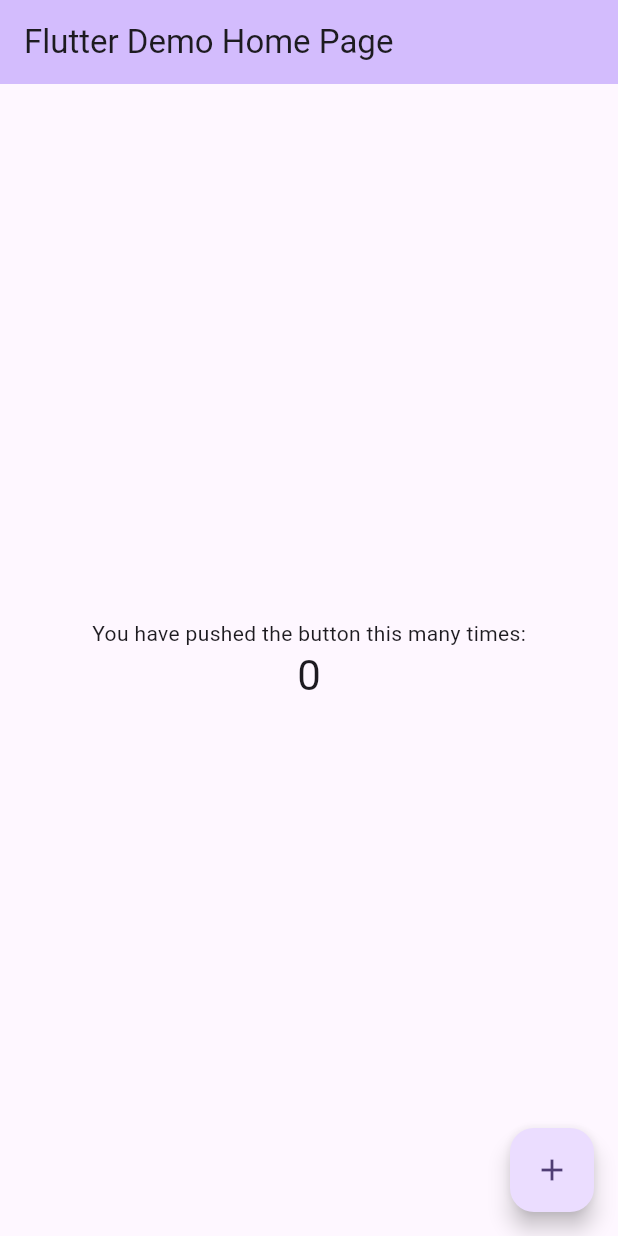
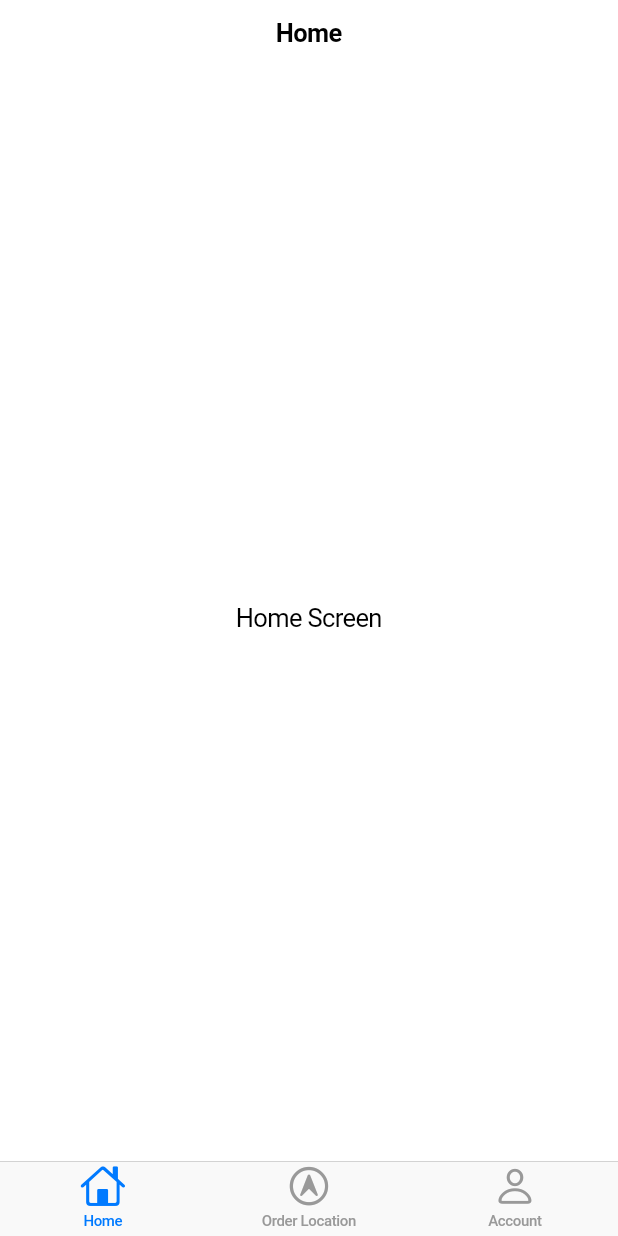
Before and after one commit to Kayraakbas/HasGel, a Flutter app: the screen it shows after launch, on a phone screen of 412 x 824 dp. Run offline on Flutter 3.47's test engine with Material 3 defaults, Android fonts, the phone set to English and light mode, and no system bars.

Commit message:
2.change

```diff
--- /dev/null
+++ b/lib/ViewModels/TabBarViewModel.dart
@@ -0,0 +1,12 @@
+import 'package:flutter/cupertino.dart';
+
+class TabBarViewModel extends ChangeNotifier {
+  int _selectedIndex = 0;
+
+  int get selectedIndex => _selectedIndex;
+
+  void setSelectedIndex(int index) {
+    _selectedIndex = index;
+    notifyListeners();
+  }
+}
--- /dev/null
+++ b/lib/Views/HomeView.dart
@@ -0,0 +1,13 @@
+import 'package:flutter/cupertino.dart';
+
+class HomeView extends StatelessWidget {
+  @override
+  Widget build(BuildContext context) {
+    return CupertinoPageScaffold(
+      navigationBar: CupertinoNavigationBar(
+        middle: Text('Home'),
+      ),
+      child: Center(child: Text('Home Screen')),
+    );
+  }
+}
--- /dev/null
+++ b/lib/Views/MainTabBarView.dart
@@ -0,0 +1,52 @@
+import 'package:flutter/cupertino.dart';
+import 'package:provider/provider.dart';
+import '../ViewModels/TabBarViewModel.dart';
+import 'HomeView.dart';
+import 'OrderTrackView.dart';
+import 'ProfileView.dart';
+
+class MainTabBarView extends StatelessWidget {
+  @override
+  Widget build(BuildContext context) {
+    return Consumer<TabBarViewModel>(
+      builder: (context, viewModel, child) {
+        return CupertinoTabScaffold(
+          tabBar: CupertinoTabBar(
+            currentIndex: viewModel.selectedIndex,
+            onTap: viewModel.setSelectedIndex,
+            items: const [
+              BottomNavigationBarItem(
+                icon: Icon(CupertinoIcons.home),
+                label: 'Home',
+              ),
+              BottomNavigationBarItem(
+                icon: Icon(CupertinoIcons.location_circle),
+                label: 'Order Location',
+              ),
+              BottomNavigationBarItem(
+                icon: Icon(CupertinoIcons.person),
+                label: 'Account',
+              ),
+            ],
+          ),
+          tabBuilder: (context, index) {
+            return CupertinoTabView(
+              builder: (context) {
+                switch (index) {
+                  case 0:
+                    return HomeView();
+                  case 1:
+                    return OrderTrackView();
+                  case 2:
+                    return ProfileView();
+                  default:
+                    return HomeView();
+                }
+              },
+            );
+          },
+        );
+      },
+    );
+  }
+}
--- /dev/null
+++ b/lib/Views/OrderTrackView.dart
@@ -0,0 +1,13 @@
+import 'package:flutter/cupertino.dart';
+
+class OrderTrackView extends StatelessWidget {
+  @override
+  Widget build(BuildContext context) {
+    return CupertinoPageScaffold(
+      navigationBar: CupertinoNavigationBar(
+        middle: Text('Order'),
+      ),
+      child: Center(child: Text('Order Tracking Screen')),
+    );
+  }
+}
--- /dev/null
+++ b/lib/Views/ProfileView.dart
@@ -0,0 +1,13 @@
+import 'package:flutter/cupertino.dart';
+
+class ProfileView extends StatelessWidget {
+  @override
+  Widget build(BuildContext context) {
+    return CupertinoPageScaffold(
+      navigationBar: CupertinoNavigationBar(
+        middle: Text('Account'),
+      ),
+      child: Center(child: Text('Account Screen')),
+    );
+  }
+}
--- a/lib/main.dart
+++ b/lib/main.dart
@@ -1,122 +1,31 @@
 import 'package:flutter/material.dart';
+import 'package:flutter/cupertino.dart';
+import 'package:flutter/material.dart';
+import 'Views/MainTabBarView.dart';
+import 'ViewModels/TabBarViewModel.dart';
+import 'package:provider/provider.dart';
+
 
 void main() {
-  runApp(const MyApp());
+  runApp(
+    MultiProvider(
+      providers: [
+        ChangeNotifierProvider(create: (_) => TabBarViewModel()),
+      ],
+      child: MyApp(),
+    ),
+  );
 }
 
 class MyApp extends StatelessWidget {
-  const MyApp({super.key});
-
-  // This widget is the root of your application.
   @override
   Widget build(BuildContext context) {
-    return MaterialApp(
-      title: 'Flutter Demo',
-      theme: ThemeData(
-        // This is the theme of your application.
-        //
-        // TRY THIS: Try running your application with "flutter run". You'll see
-        // the application has a purple toolbar. Then, without quitting the app,
-        // try changing the seedColor in the colorScheme below to Colors.green
-        // and then invoke "hot reload" (save your changes or press the "hot
-        // reload" button in a Flutter-supported IDE, or press "r" if you used
-        // the command line to start the app).
-        //
-        // Notice that the counter didn't reset back to zero; the application
-        // state is not lost during the reload. To reset the state, use hot
-        // restart instead.
-        //
-        // This works for code too, not just values: Most code changes can be
-        // tested with just a hot reload.
-        colorScheme: ColorScheme.fromSeed(seedColor: Colors.deepPurple),
+    return CupertinoApp(
+      debugShowCheckedModeBanner: false,
+      theme: CupertinoThemeData(
+        brightness: Brightness.light,
       ),
-      home: const MyHomePage(title: 'Flutter Demo Home Page'),
+      home: MainTabBarView(),
     );
   }
 }
-
-class MyHomePage extends StatefulWidget {
-  const MyHomePage({super.key, required this.title});
-
-  // This widget is the home page of your application. It is stateful, meaning
-  // that it has a State object (defined below) that contains fields that affect
-  // how it looks.
-
-  // This class is the configuration for the state. It holds the values (in this
-  // case the title) provided by the parent (in this case the App widget) and
-  // used by the build method of the State. Fields in a Widget subclass are
-  // always marked "final".
-
-  final String title;
-
-  @override
-  State<MyHomePage> createState() => _MyHomePageState();
-}
-
-class _MyHomePageState extends State<MyHomePage> {
-  int _counter = 0;
-
-  void _incrementCounter() {
-    setState(() {
-      // This call to setState tells the Flutter framework that something has
-      // changed in this State, which causes it to rerun the build method below
-      // so that the display can reflect the updated values. If we changed
-      // _counter without calling setState(), then the build method would not be
-      // called again, and so nothing would appear to happen.
-      _counter++;
-    });
-  }
-
-  @override
-  Widget build(BuildContext context) {
-    // This method is rerun every time setState is called, for instance as done
-    // by the _incrementCounter method above.
-    //
-    // The Flutter framework has been optimized to make rerunning build methods
-    // fast, so that you can just rebuild anything that needs updating rather
-    // than having to individually change instances of widgets.
-    return Scaffold(
-      appBar: AppBar(
-        // TRY THIS: Try changing the color here to a specific color (to
-        // Colors.amber, perhaps?) and trigger a hot reload to see the AppBar
-        // change color while the other colors stay the same.
-        backgroundColor: Theme.of(context).colorScheme.inversePrimary,
-        // Here we take the value from the MyHomePage object that was created by
-        // the App.build method, and use it to set our appbar title.
-        title: Text(widget.title),
-      ),
-      body: Center(
-        // Center is a layout widget. It takes a single child and positions it
-        // in the middle of the parent.
-        child: Column(
-          // Column is also a layout widget. It takes a list of children and
-          // arranges them vertically. By default, it sizes itself to fit its
-          // children horizontally, and tries to be as tall as its parent.
-          //
-          // Column has various properties to control how it sizes itself and
-          // how it positions its children. Here we use mainAxisAlignment to
-          // center the children vertically; the main axis here is the vertical
-          // axis because Columns are vertical (the cross axis would be
-          // horizontal).
-          //
-          // TRY THIS: Invoke "debug painting" (choose the "Toggle Debug Paint"
-          // action in the IDE, or press "p" in the console), to see the
-          // wireframe for each widget.
-          mainAxisAlignment: MainAxisAlignment.center,
-          children: <Widget>[
-            const Text('You have pushed the button this many times:'),
-            Text(
-              '$_counter',
-              style: Theme.of(context).textTheme.headlineMedium,
-            ),
-          ],
-        ),
-      ),
-      floatingActionButton: FloatingActionButton(
-        onPressed: _incrementCounter,
-        tooltip: 'Increment',
-        child: const Icon(Icons.add),
-      ), // This trailing comma makes auto-formatting nicer for build methods.
-    );
-  }
-}
--- a/pubspec.yaml
+++ b/pubspec.yaml
@@ -19,7 +19,7 @@ publish_to: 'none' # Remove this line if you wish to publish to pub.dev
 version: 1.0.0+1
 
 environment:
-  sdk: ^3.7.0
+  sdk: ^3.4.0
 
 # Dependencies specify other packages that your package needs in order to work.
 # To automatically upgrade your package dependencies to the latest versions
@@ -30,7 +30,7 @@ environment:
 dependencies:
   flutter:
     sdk: flutter
-
+  provider: ^6.0.5
   # The following adds the Cupertino Icons font to your application.
   # Use with the CupertinoIcons class for iOS style icons.
   cupertino_icons: ^1.0.8
@@ -44,7 +44,7 @@ dev_dependencies:
   # activated in the `analysis_options.yaml` file located at the root of your
   # package. See that file for information about deactivating specific lint
   # rules and activating additional ones.
-  flutter_lints: ^5.0.0
+  flutter_lints: ^4.0.0
 
 # For information on the generic Dart part of this file, see the
 # following page: https://dart.dev/tools/pub/pubspec
```
Also changed, not shown: pubspec.lock, 14 other files.
